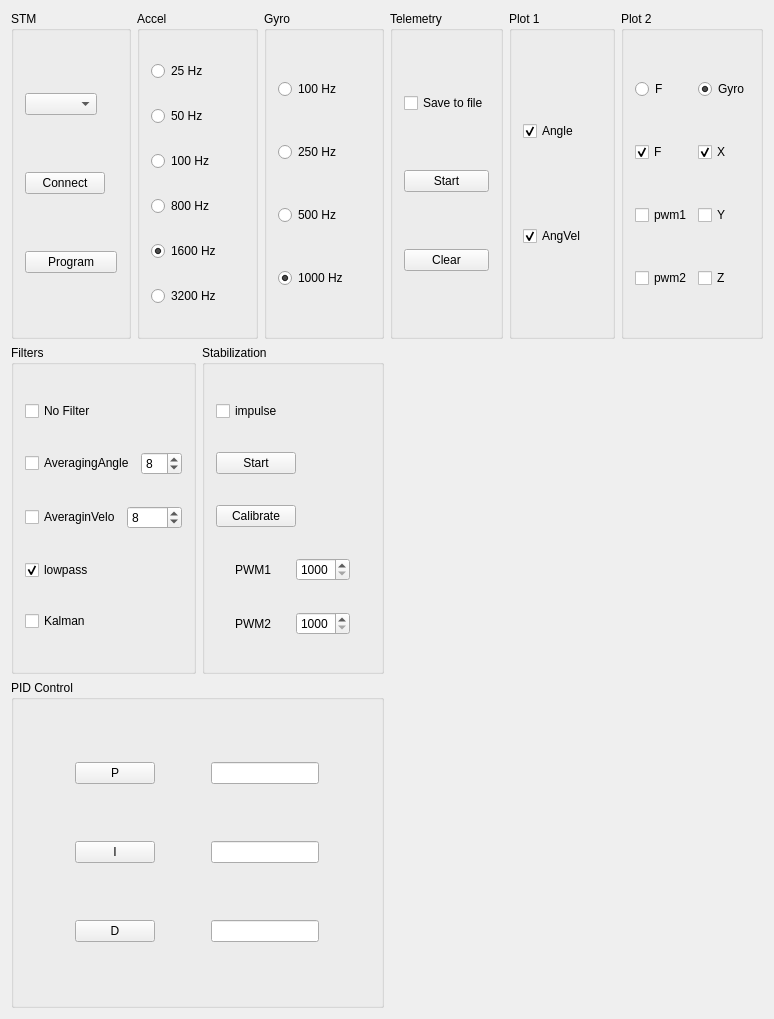
Old version of the form Logger/BoardConsole/BoardConsole/boardconsole.ui in the repository VlagaPalych/Stable.
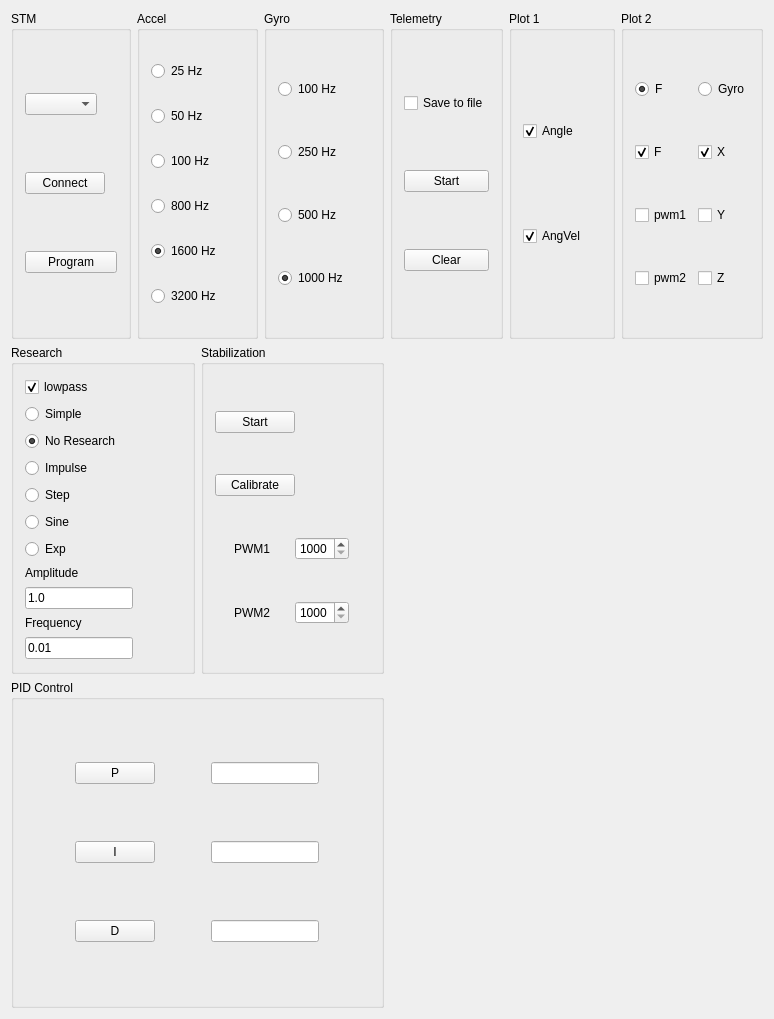
New version of the form. Custom widgets are drawn as their Qt base class.

```diff
--- a/Logger/BoardConsole/BoardConsole/boardconsole.ui
+++ b/Logger/BoardConsole/BoardConsole/boardconsole.ui
@@ -170,64 +170,9 @@
        <item>
         <widget class="QGroupBox" name="filtergroupBox">
          <property name="title">
-          <string>Filters</string>
+          <string>Research</string>
          </property>
          <layout class="QVBoxLayout" name="verticalLayout_4">
-          <item>
-           <widget class="QCheckBox" name="noFilterCheckBox">
-            <property name="text">
-             <string>No Filter</string>
-            </property>
-           </widget>
-          </item>
-          <item>
-           <layout class="QHBoxLayout" name="horizontalLayout_4">
-            <item>
-             <widget class="QCheckBox" name="averagingAngleCheckBox">
-              <property name="text">
-               <string>AveragingAngle</string>
-              </property>
-             </widget>
-            </item>
-            <item>
-             <widget class="QSpinBox" name="angleWindowSpinBox">
-              <property name="minimum">
-               <number>1</number>
-              </property>
-              <property name="maximum">
-               <number>24</number>
-              </property>
-              <property name="value">
-               <number>8</number>
-              </property>
-             </widget>
-            </item>
-           </layout>
-          </item>
-          <item>
-           <layout class="QHBoxLayout" name="horizontalLayout_5">
-            <item>
-             <widget class="QCheckBox" name="averagingAngVelCheckBox">
-              <property name="text">
-               <string>AveraginVelo</string>
-              </property>
-             </widget>
-            </item>
-            <item>
-             <widget class="QSpinBox" name="angVelWindowSpinBox">
-              <property name="minimum">
-               <number>1</number>
-              </property>
-              <property name="maximum">
-               <number>24</number>
-              </property>
-              <property name="value">
-               <number>8</number>
-              </property>
-             </widget>
-            </item>
-           </layout>
-          </item>
           <item>
            <widget class="QCheckBox" name="lowpassFilterCheckBox">
             <property name="text">
@@ -239,9 +184,99 @@
            </widget>
           </item>
           <item>
-           <widget class="QCheckBox" name="kalmanFilterCheckBox">
+           <widget class="QRadioButton" name="simpleRadioButton">
             <property name="text">
-             <string>Kalman</string>
+             <string>Simple</string>
+            </property>
+           </widget>
+          </item>
+          <item>
+           <widget class="QRadioButton" name="noResearchRadioButton">
+            <property name="text">
+             <string>No Research</string>
+            </property>
+            <property name="checked">
+             <bool>true</bool>
+            </property>
+           </widget>
+          </item>
+          <item>
+           <widget class="QRadioButton" name="impulseRadioButton">
+            <property name="text">
+             <string>Impulse</string>
+            </property>
+           </widget>
+          </item>
+          <item>
+           <widget class="QRadioButton" name="stepRadioButton">
+            <property name="text">
+             <string>Step</string>
+            </property>
+           </widget>
+          </item>
+          <item>
+           <widget class="QRadioButton" name="sineRadioButton">
+            <property name="text">
+             <string>Sine</string>
+            </property>
+           </widget>
+          </item>
+          <item>
+           <widget class="QRadioButton" name="expRadioButton">
+            <property name="text">
+             <string>Exp</string>
+            </property>
+           </widget>
+          </item>
+          <item>
+           <widget class="QLabel" name="label_3">
+            <property name="sizePolicy">
+             <sizepolicy hsizetype="Fixed" vsizetype="Fixed">
+              <horstretch>0</horstretch>
+              <verstretch>0</verstretch>
+             </sizepolicy>
+            </property>
+            <property name="text">
+             <string>Amplitude</string>
+            </property>
+           </widget>
+          </item>
+          <item>
+           <widget class="QLineEdit" name="researchAmplLineEdit">
+            <property name="sizePolicy">
+             <sizepolicy hsizetype="Fixed" vsizetype="Fixed">
+              <horstretch>0</horstretch>
+              <verstretch>0</verstretch>
+             </sizepolicy>
+            </property>
+            <property name="text">
+             <string>1.0</string>
+            </property>
+           </widget>
+          </item>
+          <item>
+           <widget class="QLabel" name="label_4">
+            <property name="sizePolicy">
+             <sizepolicy hsizetype="Fixed" vsizetype="Fixed">
+              <horstretch>0</horstretch>
+              <verstretch>0</verstretch>
+             </sizepolicy>
+            </property>
+            <property name="text">
+             <string>Frequency</string>
+            </property>
+           </widget>
+          </item>
+          <item>
+           <widget class="QLineEdit" name="researchFreqLineEdit">
+            <property name="sizePolicy">
+             <sizepolicy hsizetype="Fixed" vsizetype="Fixed">
+              <horstretch>0</horstretch>
+              <verstretch>0</verstretch>
+             </sizepolicy>
+            </property>
+            <property name="text">
+             <string>0.01</string>
             </property>
            </widget>
           </item>
@@ -254,13 +289,6 @@
           <string>Stabilization</string>
          </property>
          <layout class="QVBoxLayout" name="verticalLayout_2">
-          <item>
-           <widget class="QCheckBox" name="impulseCheckBox">
-            <property name="text">
-             <string>impulse</string>
-            </property>
-           </widget>
-          </item>
           <item>
            <widget class="QPushButton" name="stabToggleButton">
             <property name="sizePolicy">
@@ -536,7 +564,7 @@
                <string>F</string>
               </property>
               <property name="checked">
-               <bool>false</bool>
+               <bool>true</bool>
               </property>
              </widget>
             </item>
@@ -580,7 +608,7 @@
                <string>Gyro</string>
               </property>
               <property name="checked">
-               <bool>true</bool>
+               <bool>false</bool>
               </property>
              </widget>
             </item>
```
Left out of the diff: 2 changed lines with no effect on the pictures.
